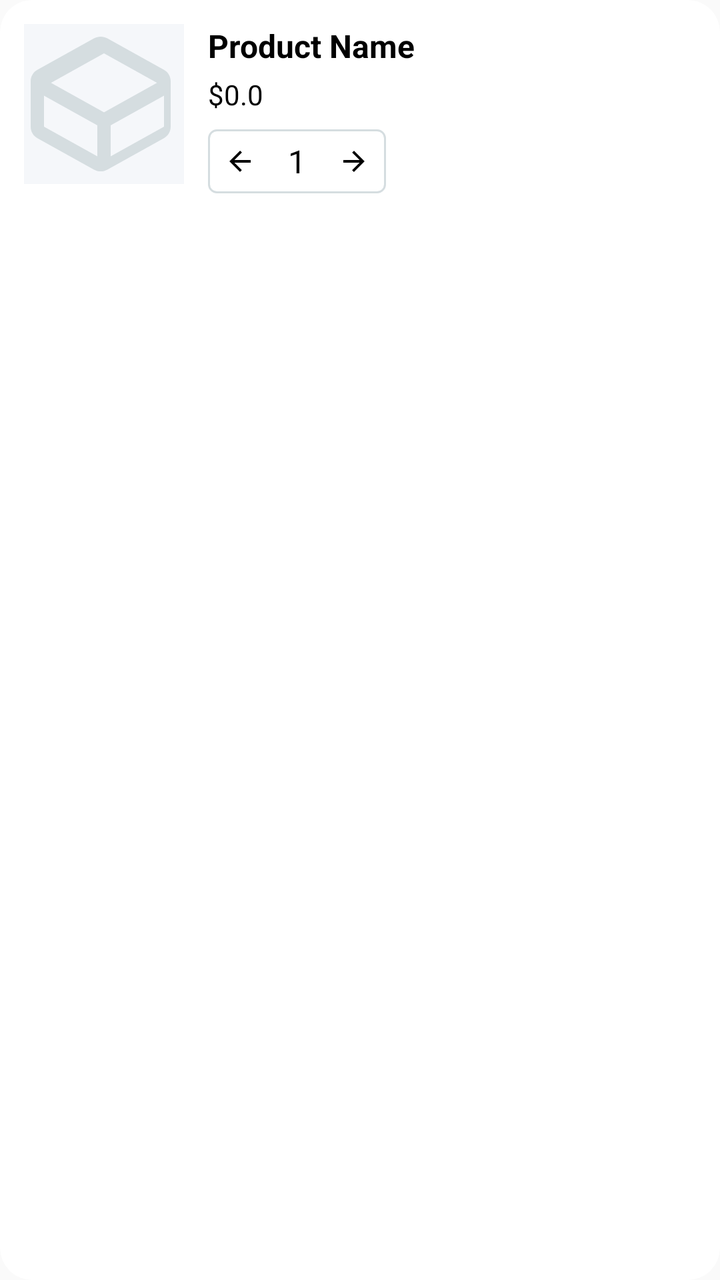
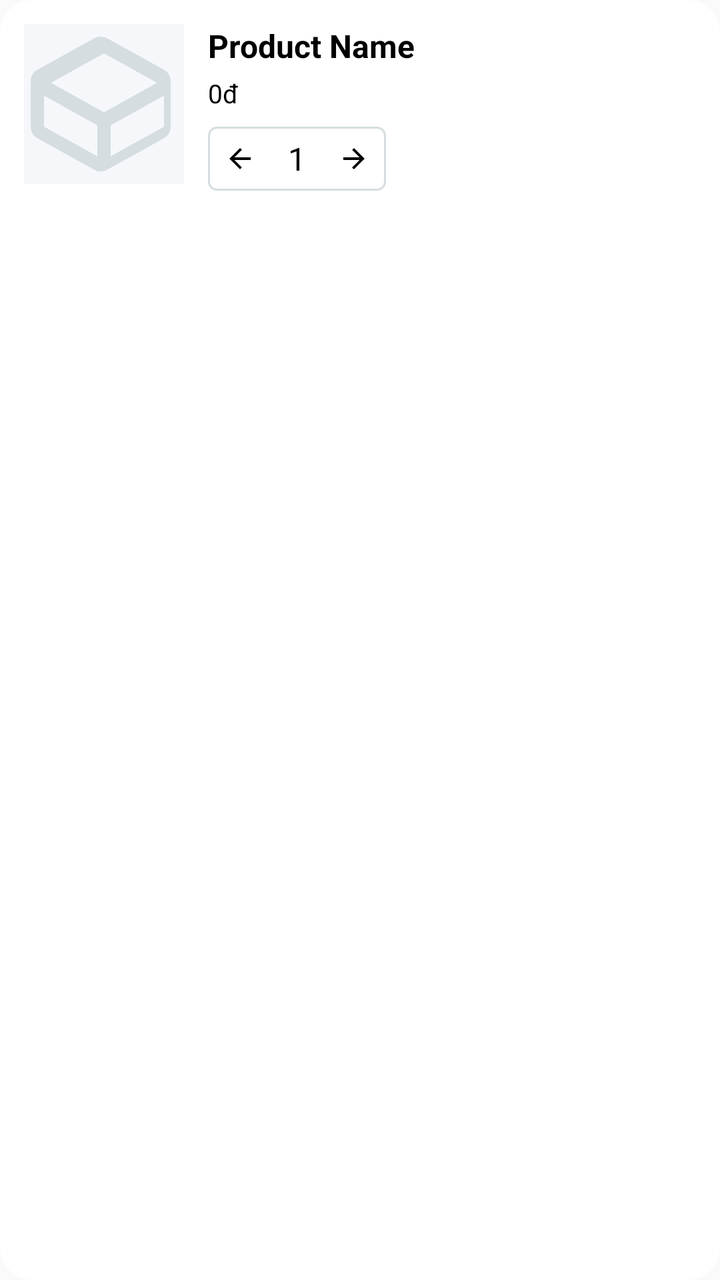

The first picture is an Android layout as it rendered before a commit; the second is the same layout after the commit. The layout source and the unified diff follow.
<!-- AndroidManifest.xml: application theme Theme.NT118R12 -->
<!-- res/layout/item_product_vertical.xml -->
<?xml version="1.0" encoding="utf-8"?>
<androidx.cardview.widget.CardView xmlns:android="http://schemas.android.com/apk/res/android"
    xmlns:app="http://schemas.android.com/apk/res-auto"
    android:layout_width="match_parent"
    android:layout_height="wrap_content"
    android:layout_margin="8dp"
    app:cardElevation="0dp"
    app:cardCornerRadius="16dp"
    android:background="@drawable/bg_card">

    <LinearLayout
        android:layout_width="match_parent"
        android:layout_height="wrap_content"
        android:orientation="horizontal"
        android:padding="12dp">

        <ImageView
            android:id="@+id/ivProduct"
            android:layout_width="80dp"
            android:layout_height="80dp"
            android:scaleType="centerCrop"
            android:src="@drawable/placeholder_shoe" />

        <LinearLayout
            android:layout_width="0dp"
            android:layout_height="wrap_content"
            android:layout_weight="1"
            android:layout_marginStart="12dp"
            android:orientation="vertical">

            <TextView
                android:id="@+id/tvName"
                android:layout_width="wrap_content"
                android:layout_height="wrap_content"
                android:text="Product Name"
                android:textColor="@color/black"
                android:textSize="16sp"
                android:textStyle="bold" />

            <TextView
                android:id="@+id/tvPrice"
                android:layout_width="wrap_content"
                android:layout_height="wrap_content"
                android:layout_marginTop="4dp"
                android:text="$0.0"
                android:textColor="@color/black"
                android:textSize="14sp" />

            <LinearLayout
                android:layout_width="wrap_content"
                android:layout_height="wrap_content"
                android:layout_marginTop="8dp"
                android:background="@drawable/bg_quantity_selector"
                android:orientation="horizontal"
                android:gravity="center_vertical">

                <ImageView
                    android:id="@+id/ivMinus"
                    android:layout_width="32dp"
                    android:layout_height="32dp"
                    android:padding="8dp"
                    android:src="@drawable/ic_back"
                    app:tint="@color/black" />

                <TextView
                    android:id="@+id/tvQuantity"
                    android:layout_width="wrap_content"
                    android:layout_height="wrap_content"
                    android:text="1"
                    android:textSize="16sp"
                    android:textColor="@color/black"
                    android:layout_marginHorizontal="8dp" />

                <ImageView
                    android:id="@+id/ivPlus"
                    android:layout_width="32dp"
                    android:layout_height="32dp"
                    android:padding="8dp"
                    android:src="@drawable/ic_back"
                    android:rotation="180"
                    app:tint="@color/black" />
            </LinearLayout>

        </LinearLayout>

    </LinearLayout>

</androidx.cardview.widget.CardView>
<!-- resources referenced by this layout -->
<resources>
  <color name="black">#FF000000</color>
  <!-- drawable bg_card (drawable) -->
  <?xml version="1.0" encoding="utf-8"?>
  <shape xmlns:android="http://schemas.android.com/apk/res/android">
      <solid android:color="@color/white" />
      <corners android:radius="12dp" />
      <stroke android:width="1dp" android:color="@color/border" />
  </shape>
  <!-- drawable bg_quantity_selector (drawable) -->
  <?xml version="1.0" encoding="utf-8"?>
  <shape xmlns:android="http://schemas.android.com/apk/res/android">
      <solid android:color="@color/white" />
      <corners android:radius="4dp" />
      <stroke android:width="1dp" android:color="@color/border" />
  </shape>
  <!-- drawable ic_back (drawable) -->
  <?xml version="1.0" encoding="utf-8"?>
  <vector xmlns:android="http://schemas.android.com/apk/res/android"
      android:width="24dp"
      android:height="24dp"
      android:viewportWidth="24"
      android:viewportHeight="24">
      <path
          android:fillColor="#FF000000"
          android:pathData="M20,11H7.83l5.59,-5.59L12,4l-8,8 8,8 1.41,-1.41L7.83,13H20v-2z" />
  </vector>
  <!-- drawable placeholder_shoe (drawable) -->
  <?xml version="1.0" encoding="utf-8"?>
  <vector xmlns:android="http://schemas.android.com/apk/res/android"
      android:width="24dp"
      android:height="24dp"
      android:viewportWidth="24"
      android:viewportHeight="24">
      <path
          android:fillColor="@color/bg_gray_light"
          android:pathData="M0,0h24v24H0z" />
      <path
          android:fillColor="@color/text_secondary"
          android:pathData="M12.5,2.16l8.5,4.72C21.61,7.22 22,7.88 22,8.6v6.8c0,0.72 -0.39,1.38 -1,1.72l-8.5,4.72c-0.61,0.34 -1.39,0.34 -2,0l-8.5,-4.72C1.39,16.78 1,16.12 1,15.4V8.6c0,-0.72 0.39,-1.38 1,-1.72l8.5,-4.72c0.61,-0.34 1.39,-0.34 2,0z M12,4.41L4.05,8.83l7.95,4.41 7.95,-4.41L12,4.41zM3,10.75v4.65l8,4.44v-4.65L3,10.75z M13,19.84l8,-4.44v-4.65l-8,4.44V19.84z" />
  </vector>
  <style name="Theme.NT118R12" parent="Theme.MaterialComponents.Light.NoActionBar.Bridge" />
  <color name="white">#FFFFFFFF</color>
  <color name="border">#D5DDE0</color>
  <color name="bg_gray_light">#F5F7FA</color>
  <color name="text_secondary">#D5DDE0</color>
</resources>

<!-- the commit's change to res/layout/item_product_vertical.xml (unified diff, before → after) -->
@@ -42,9 +42,11 @@
                 android:layout_width="wrap_content"
                 android:layout_height="wrap_content"
                 android:layout_marginTop="4dp"
-                android:text="$0.0"
+                android:maxLines="1"
+                android:ellipsize="end"
+                android:text="0đ"
                 android:textColor="@color/black"
-                android:textSize="14sp" />
+                android:textSize="13sp" />
 
             <LinearLayout
                 android:layout_width="wrap_content"
